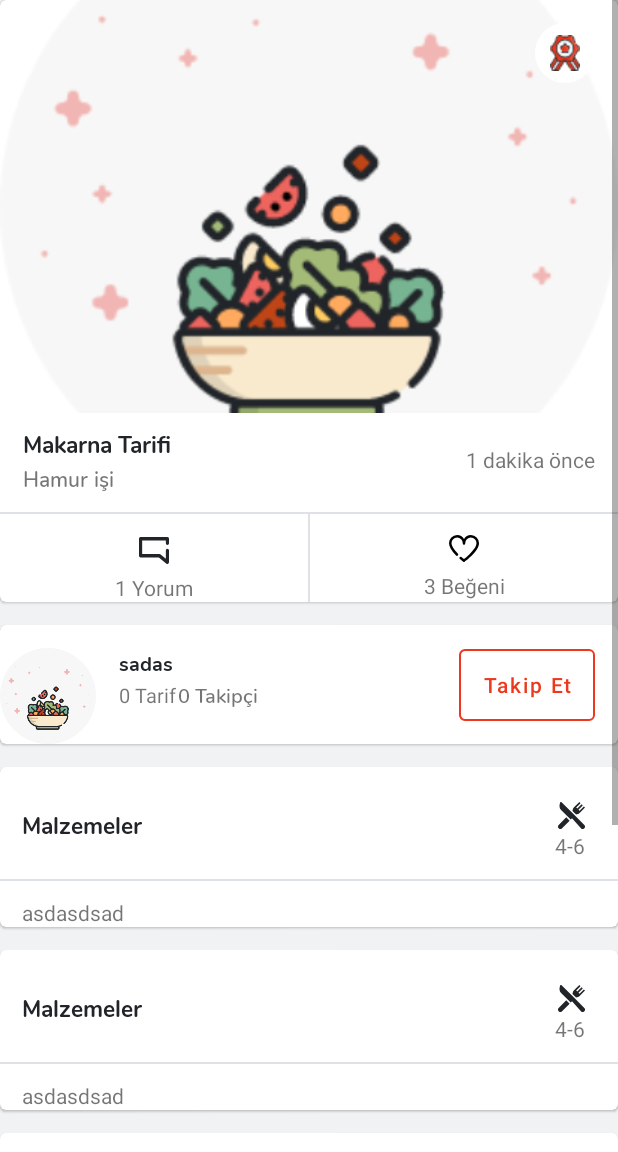
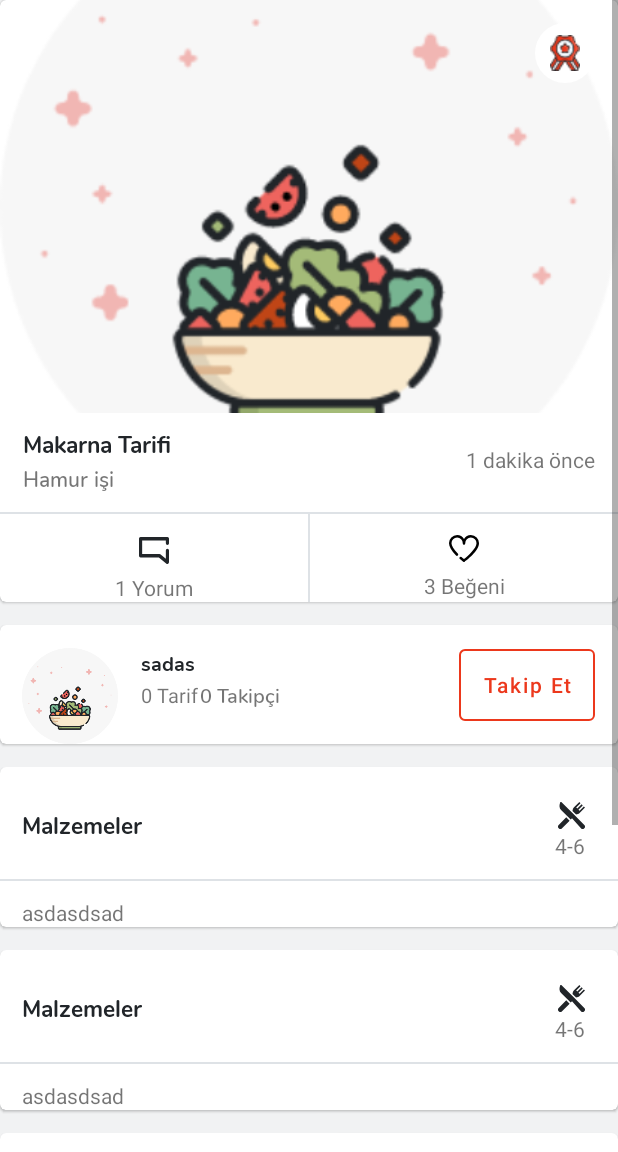
Before and after one commit to sahmtzdmr/fodamy_android, an Android app: the RecipeDetailFragment screen opened through its navigation route, on a phone screen of 412 x 824 dp, the part 84-1236 px from its top. Run offline under Robolectric (Android 15) with nearby library versions, the phone set to English and light mode, and no system bars; our stand-ins replace Dagger/Hilt's generated code, paging; pictures from the network do not load.

Commit message:
image indicator add, recipe detail screen fix

```diff
--- a/app/src/main/java/com/sadikahmetozdemir/sadik_fodamy/ui/RecipeImagePopUpFragment.kt
+++ b/app/src/main/java/com/sadikahmetozdemir/sadik_fodamy/ui/RecipeImagePopUpFragment.kt
@@ -41,6 +41,7 @@ class RecipeImagePopUpFragment : Fragment() {
                 urlList.add(it1)
             }
             binding?.imageViewpager2?.adapter=RecipeImageAdapter(urlList)
+            binding?.imageViewpager2.let { it?.let { it1 -> binding?.indicator?.setViewPager2(it1) } }
             binding?.ivClose?.setOnClickListener {
                 findNavController().popBackStack()
             }
--- a/app/src/main/res/layout/fragment_recipe_detail.xml
+++ b/app/src/main/res/layout/fragment_recipe_detail.xml
@@ -169,6 +169,20 @@
                     android:layout_width="match_parent"
                     android:layout_height="wrap_content">
 
+                    <androidx.constraintlayout.widget.Guideline
+                        android:id="@+id/guideline1Left"
+                        android:layout_width="wrap_content"
+                        android:layout_height="wrap_content"
+                        android:orientation="vertical"
+                        app:layout_constraintGuide_begin="15dp" />
+
+                    <androidx.constraintlayout.widget.Guideline
+                        android:id="@+id/guideline1Right"
+                        android:layout_width="wrap_content"
+                        android:layout_height="wrap_content"
+                        android:orientation="vertical"
+                        app:layout_constraintGuide_end="14dp" />
+
                     <androidx.appcompat.widget.AppCompatImageView
                         android:id="@+id/iv_user"
                         android:layout_width="64dp"
@@ -177,7 +191,7 @@
                         android:layout_marginEnd="15dp"
                         android:src="@drawable/walkthrough_image_3"
                         app:layout_constraintEnd_toStartOf="@id/barrier"
-                        app:layout_constraintStart_toStartOf="parent"
+                        app:layout_constraintStart_toStartOf="@id/guideline1Left"
                         app:layout_constraintTop_toTopOf="parent" />
 
 
@@ -350,7 +364,7 @@
                         android:layout_marginEnd="15dp"
                         android:src="@drawable/walkthrough_image_3"
                         app:layout_constraintEnd_toStartOf="@id/barrier_comment"
-                        app:layout_constraintStart_toStartOf="parent"
+                        app:layout_constraintStart_toStartOf="@id/guidelineLeft"
                         app:layout_constraintTop_toBottomOf="@id/view_divider" />
 
 
@@ -409,7 +423,7 @@
                         android:layout_height="wrap_content"
                         android:layout_marginTop="11dp"
                         android:text="3 dakika önce"
-                        app:layout_constraintStart_toStartOf="parent"
+                        app:layout_constraintStart_toStartOf="@id/guidelineLeft"
                         app:layout_constraintTop_toBottomOf="@id/iv_user_comment" />
 
                     <TextView
@@ -417,7 +431,9 @@
                         android:layout_width="wrap_content"
                         android:layout_height="wrap_content"
                         android:layout_marginTop="8dp"
-                        app:layout_constraintStart_toStartOf="parent"
+                        app:layout_constraintEnd_toStartOf="@id/guidelineRight"
+                        app:layout_constraintStart_toStartOf="@id/guidelineLeft"
+                        app:layout_constraintHorizontal_bias="0"
                         app:layout_constraintTop_toBottomOf="@id/tv_time_comment" />
 
 
--- a/app/src/main/res/layout/recipe_details_cardview.xml
+++ b/app/src/main/res/layout/recipe_details_cardview.xml
@@ -56,11 +56,13 @@
     <TextView
         android:layout_marginTop="11.5dp"
         android:id="@+id/tv_ingredients"
-        android:layout_width="match_parent"
+        android:layout_width="0dp"
         android:text="asdasdsad"
         android:layout_height="wrap_content"
         app:layout_constraintStart_toStartOf="@id/guidelineLeft"
-        app:layout_constraintTop_toBottomOf="@id/view_divider"/>
+        app:layout_constraintTop_toBottomOf="@id/view_divider"
+        app:layout_constraintEnd_toStartOf="@id/guidelineRight"
+        app:layout_constraintHorizontal_bias="0"/>
 
 
 
--- a/app/src/main/res/values/colors.xml
+++ b/app/src/main/res/values/colors.xml
@@ -12,5 +12,6 @@
     <color name="divider">#DEE2E6</color>
     <color name="seperator">#F1F2F3</color>
     <color name="cinder">#212529</color>
+    <color name="indicator_color">#707070</color>
 
 </resources>
```
Also changed, not shown: app/src/main/res/layout/fragment_recipe_image_pop_up.xml (+17 -0 lines).
